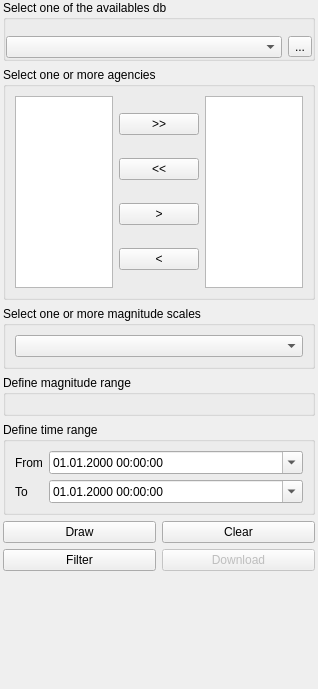
First picture: the form in openquake/qgis/gemcatalogue/ui_dock.ui, repository preinh/oq-eqcatalogue-tool, before the edit.
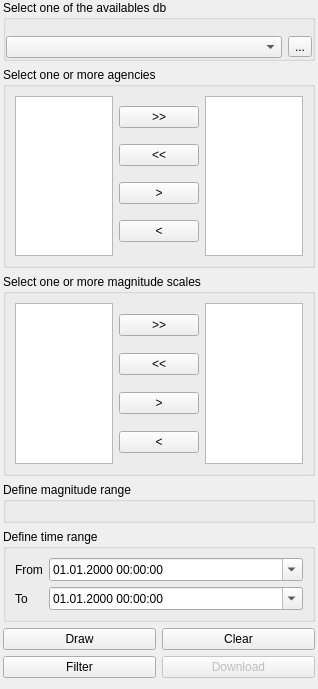
Second picture: the form after the edit. Icons and pictures are not drawn. Custom widgets are drawn as their Qt base class.

Commit message: replaced magnitudes multicheck widget

The edit to the form file:
```diff
--- a/openquake/qgis/gemcatalogue/ui_dock.ui
+++ b/openquake/qgis/gemcatalogue/ui_dock.ui
@@ -97,9 +97,6 @@
        </item>
        <item>
         <layout class="QVBoxLayout" name="verticalLayout_6">
-         <property name="sizeConstraint">
-          <enum>QLayout::SetDefaultConstraint</enum>
-         </property>
          <property name="leftMargin">
           <number>0</number>
          </property>
@@ -157,11 +154,62 @@
       <property name="title">
        <string>Select one or more magnitude scales</string>
       </property>
-      <layout class="QVBoxLayout" name="verticalLayout_5">
+      <layout class="QHBoxLayout" name="horizontalLayout_5">
        <item>
-        <widget class="MultiCheckComboBox" name="mscalesComboBox">
-         <property name="insertPolicy">
-          <enum>QComboBox::InsertAlphabetically</enum>
+        <widget class="QListWidget" name="unselectedMagnitudesList">
+         <property name="alternatingRowColors">
+          <bool>true</bool>
+         </property>
+         <property name="selectionMode">
+          <enum>QAbstractItemView::MultiSelection</enum>
+         </property>
+         <property name="sortingEnabled">
+          <bool>true</bool>
+         </property>
+        </widget>
+       </item>
+       <item>
+        <layout class="QVBoxLayout" name="verticalLayout_5">
+         <item>
+          <widget class="QPushButton" name="selectAllMagnitudes">
+           <property name="text">
+            <string>&gt;&gt;</string>
+           </property>
+          </widget>
+         </item>
+         <item>
+          <widget class="QPushButton" name="deselectAllMagnitudes">
+           <property name="text">
+            <string>&lt;&lt;</string>
+           </property>
+          </widget>
+         </item>
+         <item>
+          <widget class="QPushButton" name="selectMagnitudes">
+           <property name="text">
+            <string>&gt;</string>
+           </property>
+          </widget>
+         </item>
+         <item>
+          <widget class="QPushButton" name="deselectMagnitudes">
+           <property name="text">
+            <string>&lt;</string>
+           </property>
+          </widget>
+         </item>
+        </layout>
+       </item>
+       <item>
+        <widget class="QListWidget" name="selectedMagnitudesList">
+         <property name="alternatingRowColors">
+          <bool>true</bool>
+         </property>
+         <property name="selectionMode">
+          <enum>QAbstractItemView::MultiSelection</enum>
+         </property>
+         <property name="sortingEnabled">
+          <bool>true</bool>
          </property>
         </widget>
        </item>
@@ -302,11 +350,6 @@
   </widget>
  </widget>
  <customwidgets>
-  <customwidget>
-   <class>MultiCheckComboBox</class>
-   <extends>QComboBox</extends>
-   <header>MultiCheckComboBox</header>
-  </customwidget>
   <customwidget>
    <class>DoubleRangeFilter</class>
    <extends>QWidget</extends>
```
Left out of the diff: 2 changed lines with no effect on the pictures. The commit also changes 4 other files.
